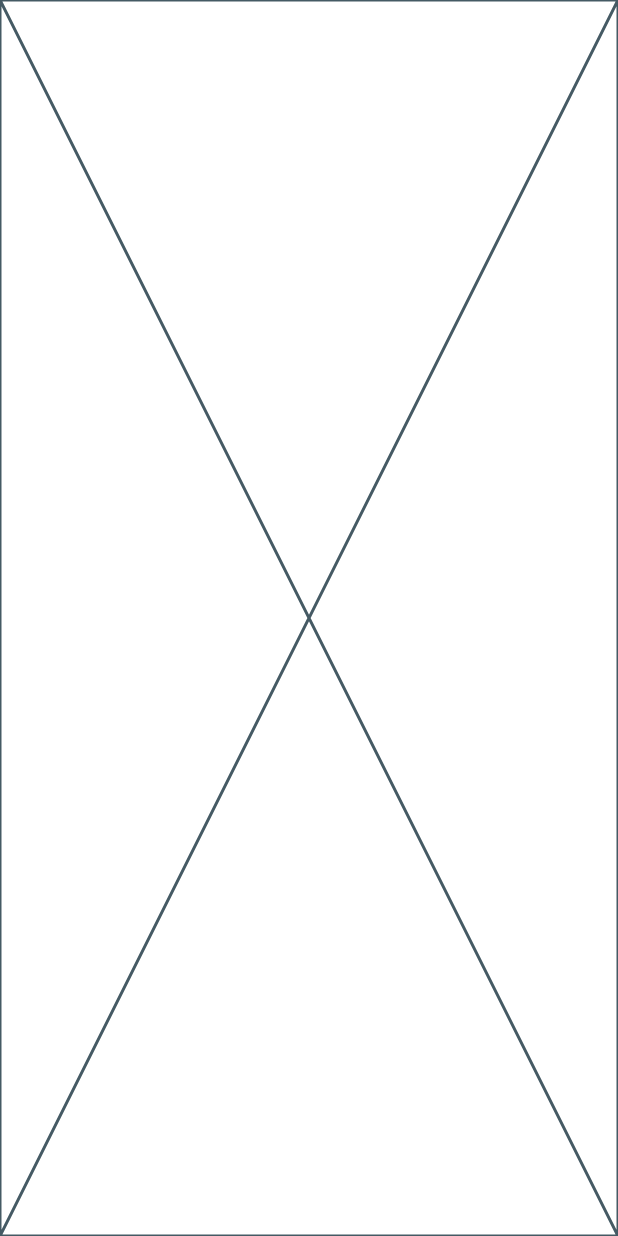
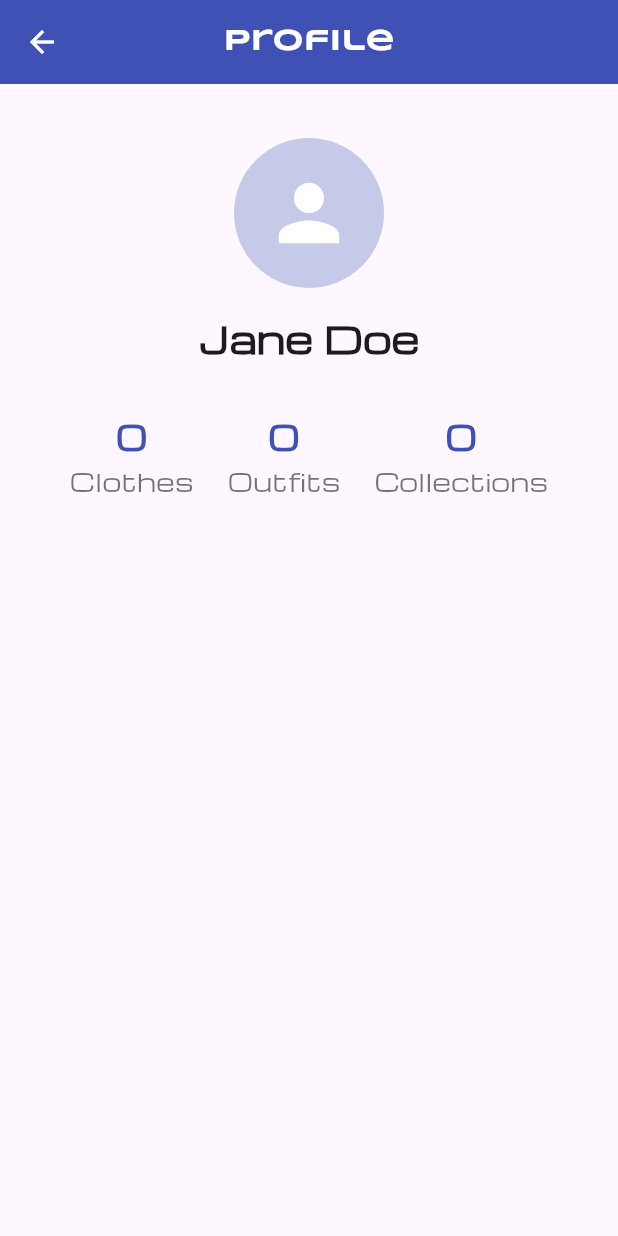
Before and after one commit to kmyap128/lunova, a Flutter app: the screen it shows after launch, scrolled down 170 dp, after a tap on the "account circle" icon, on a phone screen of 412 x 824 dp. Run offline on Flutter 3.47's test engine with Material 3 defaults, Android fonts, the phone set to English and light mode, and no system bars; our stand-ins replace cloud_firestore, firebase_core, firebase_storage, flutter_native_splash, image_picker; accounts and stored records are empty.

Commit message:
profile added

```diff
--- a/lib/page_profile.dart
+++ b/lib/page_profile.dart
@@ -1,4 +1,5 @@
 import 'package:flutter/material.dart';
+import 'package:cloud_firestore/cloud_firestore.dart';
 
 class PageProfile extends StatefulWidget {
   const PageProfile({super.key});
@@ -8,8 +9,98 @@ class PageProfile extends StatefulWidget {
 }
 
 class _PageProfileState extends State<PageProfile> {
+  int clothingCount = 0;
+  int outfitCount = 0;
+  int collectionCount = 0;
+
+  @override
+  void initState() {
+    super.initState();
+    _fetchCounts();
+  }
+
+  Future<void> _fetchCounts() async {
+    final clothingSnapshot =
+        await FirebaseFirestore.instance.collection('clothing_items').get();
+    final outfitSnapshot =
+        await FirebaseFirestore.instance.collection('outfits').get();
+    final collectionSnapshot =
+        await FirebaseFirestore.instance.collection('collections').get();
+
+    setState(() {
+      clothingCount = clothingSnapshot.docs.length;
+      outfitCount = outfitSnapshot.docs.length;
+      collectionCount = collectionSnapshot.docs.length;
+    });
+  }
+
   @override
   Widget build(BuildContext context) {
-    return const Placeholder();
+    return Scaffold(
+      appBar: AppBar(
+        title: const Text('Profile'),
+        centerTitle: true,
+      ),
+      body: Padding(
+        padding: const EdgeInsets.symmetric(horizontal: 24, vertical: 16),
+        child: Column(
+          children: [
+            const SizedBox(height: 20),
+            // Profile icon
+            CircleAvatar(
+              radius: 50,
+              backgroundColor: Colors.indigo.shade100,
+              child: const Icon(
+                Icons.person,
+                size: 60,
+                color: Colors.white,
+              ),
+            ),
+            const SizedBox(height: 16),
+            // Name
+            const Text(
+              'Jane Doe',
+              style: TextStyle(
+                fontSize: 24,
+                fontWeight: FontWeight.bold,
+              ),
+            ),
+            const SizedBox(height: 32),
+            // Stats
+            Row(
+              mainAxisAlignment: MainAxisAlignment.spaceEvenly,
+              children: [
+                _buildStatCard('Clothes', clothingCount),
+                _buildStatCard('Outfits', outfitCount),
+                _buildStatCard('Collections', collectionCount),
+              ],
+            ),
+          ],
+        ),
+      ),
+    );
+  }
+
+  Widget _buildStatCard(String label, int count) {
+    return Column(
+      children: [
+        Text(
+          '$count',
+          style: const TextStyle(
+            fontSize: 22,
+            fontWeight: FontWeight.bold,
+            color: Colors.indigo,
+          ),
+        ),
+        const SizedBox(height: 4),
+        Text(
+          label,
+          style: const TextStyle(
+            fontSize: 16,
+            color: Colors.black54,
+          ),
+        ),
+      ],
+    );
   }
 }
```
